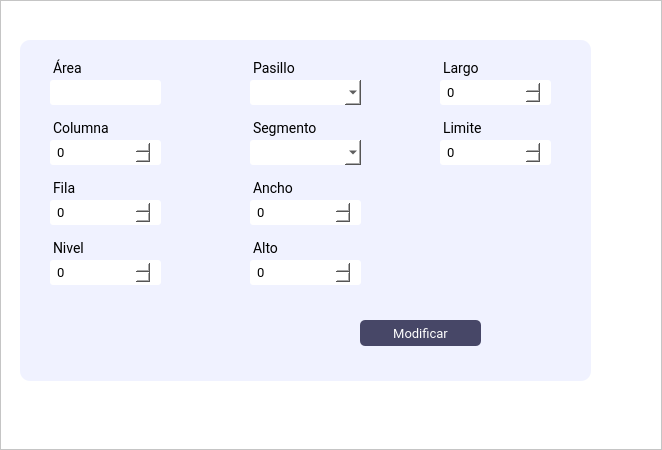
Qt form Interfaces/main/Ui/posiciones_alojamiento.ui (juanignaciocansillieri/Proyecto-Final) before a commit.
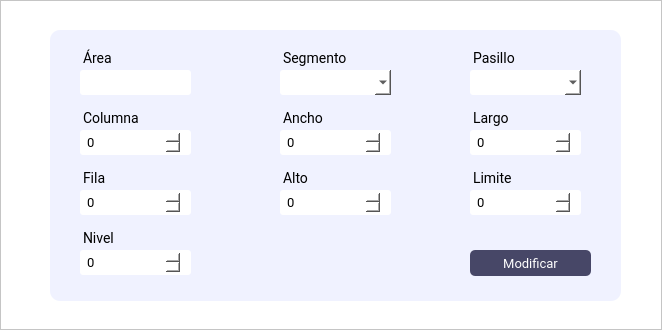
The same form after that commit.

Commit message: Posicion Alojamiento

The edit to the form file:
```diff
--- a/Interfaces/main/Ui/posiciones_alojamiento.ui
+++ b/Interfaces/main/Ui/posiciones_alojamiento.ui
@@ -7,7 +7,7 @@
     <x>0</x>
     <y>0</y>
     <width>662</width>
-    <height>450</height>
+    <height>330</height>
    </rect>
   </property>
   <property name="windowTitle">
@@ -57,10 +57,10 @@
       <widget class="QFrame" name="frame_3">
        <property name="geometry">
         <rect>
-         <x>20</x>
-         <y>40</y>
+         <x>50</x>
+         <y>30</y>
          <width>571</width>
-         <height>341</height>
+         <height>271</height>
         </rect>
        </property>
        <property name="maximumSize">
@@ -111,8 +111,8 @@
        <widget class="QPushButton" name="modificar_btn">
         <property name="geometry">
          <rect>
-          <x>340</x>
-          <y>280</y>
+          <x>420</x>
+          <y>220</y>
           <width>121</width>
           <height>26</height>
          </rect>
@@ -200,7 +200,7 @@
        <widget class="QLabel" name="label_pasillo">
         <property name="geometry">
          <rect>
-          <x>220</x>
+          <x>410</x>
           <y>10</y>
           <width>131</width>
           <height>27</height>
@@ -228,7 +228,7 @@
         <property name="geometry">
          <rect>
           <x>220</x>
-          <y>70</y>
+          <y>10</y>
           <width>131</width>
           <height>27</height>
          </rect>
@@ -282,7 +282,7 @@
         <property name="geometry">
          <rect>
           <x>220</x>
-          <y>190</y>
+          <y>130</y>
           <width>131</width>
           <height>27</height>
          </rect>
@@ -309,7 +309,7 @@
         <property name="geometry">
          <rect>
           <x>220</x>
-          <y>130</y>
+          <y>70</y>
           <width>131</width>
           <height>27</height>
          </rect>
@@ -364,7 +364,7 @@
         <property name="geometry">
          <rect>
           <x>220</x>
-          <y>220</y>
+          <y>160</y>
           <width>121</width>
           <height>25</height>
          </rect>
@@ -392,7 +392,7 @@
         <property name="geometry">
          <rect>
           <x>220</x>
-          <y>160</y>
+          <y>100</y>
           <width>121</width>
           <height>25</height>
          </rect>
@@ -503,7 +503,7 @@
         <property name="geometry">
          <rect>
           <x>410</x>
-          <y>10</y>
+          <y>70</y>
           <width>131</width>
           <height>27</height>
          </rect>
@@ -530,7 +530,7 @@
         <property name="geometry">
          <rect>
           <x>410</x>
-          <y>40</y>
+          <y>100</y>
           <width>121</width>
           <height>25</height>
          </rect>
@@ -558,7 +558,7 @@
         <property name="geometry">
          <rect>
           <x>410</x>
-          <y>70</y>
+          <y>130</y>
           <width>131</width>
           <height>27</height>
          </rect>
@@ -585,7 +585,7 @@
         <property name="geometry">
          <rect>
           <x>410</x>
-          <y>100</y>
+          <y>160</y>
           <width>121</width>
           <height>25</height>
          </rect>
@@ -613,7 +613,7 @@
         <property name="geometry">
          <rect>
           <x>220</x>
-          <y>100</y>
+          <y>40</y>
           <width>121</width>
           <height>25</height>
          </rect>
@@ -634,7 +634,7 @@
        <widget class="QComboBox" name="comboBox_pasillo">
         <property name="geometry">
          <rect>
-          <x>220</x>
+          <x>410</x>
           <y>40</y>
           <width>121</width>
           <height>25</height>
```
The commit also changes 11 other files.
